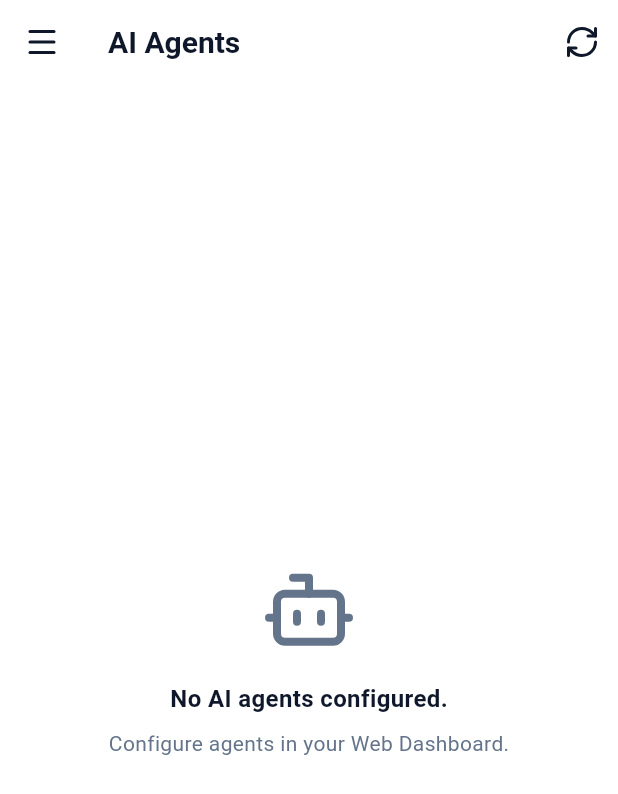
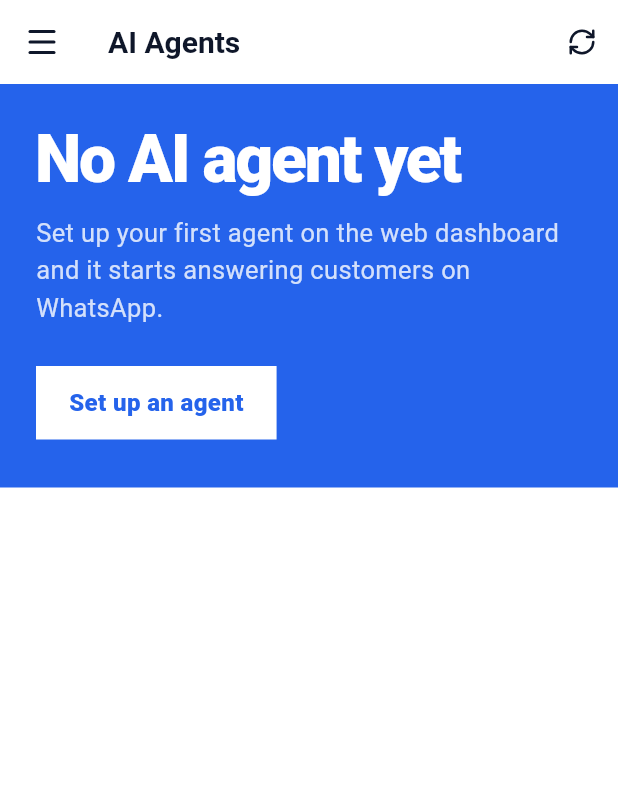
Before and after one commit to Apurva130401/syncflo-mobile, a Flutter app: the AgentsScreen screen opened directly, on a phone screen of 412 x 824 dp. Shown: the top 794 px of the screen. Run offline on Flutter 3.47's test engine with Material 3 defaults, Android fonts, the phone set to English and light mode, and no system bars; our stand-ins replace firebase_core, firebase_messaging, flutter_local_notifications, flutter_lucide, shared_preferences, supabase_flutter; accounts and stored records are empty; network calls fail.

Commit message:
feat: redesign AI Agents screen (shipped as Shorebird patch 1 for 1.0.10+11)
- Leads with how many agents are answering customers, with a button to edit on the web
- One section per agent: name, live/paused, tone, description and full instructions
- Drop the avatar, status pill, uppercase labels, monospace prompt box and dividers

Co-Authored-By: Claude Sonnet 5.5 <noreply@anthropic.com>

```diff
--- a/lib/src/screens/agents/agents_screen.dart
+++ b/lib/src/screens/agents/agents_screen.dart
@@ -1,8 +1,11 @@
 import 'package:flutter/material.dart';
 import 'package:flutter_lucide/flutter_lucide.dart';
+import 'package:url_launcher/url_launcher.dart';
 import '../../core/supabase_service.dart';
 import '../../core/theme.dart';
 import '../../models/models.dart';
+
+const _siteUrl = 'https://dashboard.syncflo.xyz';
 
 class AgentsScreen extends StatefulWidget {
   const AgentsScreen({super.key});
@@ -16,6 +19,7 @@ class _AgentsScreenState extends State<AgentsScreen> {
   bool _isLoading = true;
   List<Agent> _agents = [];
   String? _error;
+  final Set<String> _expanded = {};
 
   @override
   void initState() {
@@ -23,25 +27,43 @@ class _AgentsScreenState extends State<AgentsScreen> {
     _loadAgents();
   }
 
-  Future<void> _loadAgents() async {
+  Future<void> _loadAgents({bool silent = false}) async {
+    if (!silent) {
       setState(() {
         _isLoading = true;
         _error = null;
       });
+    }
 
     try {
       final agents = await _supabaseService.getAgents();
+      if (!mounted) return;
       setState(() {
         _agents = agents;
         _isLoading = false;
+        _error = null;
       });
     } catch (e) {
+      if (!mounted) return;
       setState(() {
-        _error = e.toString();
+        _error = e.toString().replaceFirst('Exception: ', '');
         _isLoading = false;
       });
     }
   }
+
+  Future<void> _open(String path) async {
+    final ok = await launchUrl(Uri.parse('$_siteUrl$path'), mode: LaunchMode.externalApplication);
+    if (!ok && mounted) {
+      ScaffoldMessenger.of(context).showSnackBar(const SnackBar(content: Text('Could not open the link.')));
+    }
+  }
+
+  String _cap(String s) => s.isEmpty ? s : s[0].toUpperCase() + s.substring(1).toLowerCase();
+
+  // ---------------------------------------------------------------------------
+  // Build
+  // ---------------------------------------------------------------------------
 
   @override
   Widget build(BuildContext context) {
@@ -55,148 +77,231 @@ class _AgentsScreenState extends State<AgentsScreen> {
           ),
         ),
         actions: [
-          IconButton(
-            icon: Icon(LucideIcons.refresh_cw),
-            onPressed: _loadAgents,
-          ),
+          IconButton(icon: Icon(LucideIcons.refresh_cw, size: 20), onPressed: _loadAgents),
         ],
       ),
       drawer: const NavigationDrawerWidget(currentRoute: '/agents'),
       body: _isLoading
           ? Center(child: CircularProgressIndicator(color: AppColors.primary))
           : _error != null
-              ? Center(
-                  child: Padding(
-                    padding: const EdgeInsets.all(16.0),
-                    child: Text(
-                      'Error: $_error',
-                      style: TextStyle(color: AppColors.error),
-                      textAlign: TextAlign.center,
+              ? _buildError()
+              : RefreshIndicator(
+                  color: AppColors.primary,
+                  onRefresh: () => _loadAgents(silent: true),
+                  child: ListView(
+                    physics: const AlwaysScrollableScrollPhysics(),
+                    padding: EdgeInsets.zero,
+                    children: [
+                      _hero(),
+                      if (_agents.isNotEmpty)
+                        _column([
+                          for (final agent in _agents) _agentSection(agent),
+                          const SizedBox(height: 48),
+                        ]),
+                    ],
                   ),
                 ),
-                )
-              : _agents.isEmpty
-                  ? Center(
+    );
+  }
+
+  Widget _buildError() {
+    return Center(
+      child: Padding(
+        padding: const EdgeInsets.all(28),
+        child: ConstrainedBox(
+          constraints: const BoxConstraints(maxWidth: 420),
           child: Column(
-                        mainAxisAlignment: MainAxisAlignment.center,
+            mainAxisSize: MainAxisSize.min,
+            crossAxisAlignment: CrossAxisAlignment.start,
             children: [
-                          Icon(LucideIcons.bot, size: 64, color: AppColors.textMuted),
-                          const SizedBox(height: 16),
               Text(
-                            'No AI agents configured.',
-                            style: TextStyle(color: AppColors.text, fontSize: 16, fontWeight: FontWeight.bold),
+                'We couldn’t load your agents',
+                style: TextStyle(color: AppColors.text, fontSize: 26, fontWeight: FontWeight.w800, height: 1.1),
               ),
-                          const SizedBox(height: 8),
+              const SizedBox(height: 12),
               Text(
-                            'Configure agents in your Web Dashboard.',
-                            style: TextStyle(color: AppColors.textMuted, fontSize: 14),
+                'Nothing has changed with your agents. $_error',
+                style: TextStyle(color: AppColors.textSecondary, fontSize: 16, height: 1.45),
               ),
+              const SizedBox(height: 24),
+              _button('Try again', _loadAgents, fill: AppColors.primary, label: AppColors.textInverse),
             ],
           ),
-                    )
-                  : ListView.builder(
-                      padding: const EdgeInsets.all(16),
-                      itemCount: _agents.length,
-                      itemBuilder: (context, index) {
-                        final agent = _agents[index];
-                        return Card(
-                          margin: const EdgeInsets.only(bottom: 16),
+        ),
+      ),
+    );
+  }
+
+  /// Readable column, same side margins everywhere, centred on wide screens.
+  Widget _column(List<Widget> children) {
+    return Center(
+      child: ConstrainedBox(
+        constraints: const BoxConstraints(maxWidth: 640),
         child: Padding(
-                            padding: const EdgeInsets.all(16.0),
-                            child: Column(
-                              crossAxisAlignment: CrossAxisAlignment.start,
-                              children: [
-                                Row(
-                                  children: [
-                                    CircleAvatar(
-                                      backgroundColor: AppColors.primary.withValues(alpha: 0.1),
-                                      child: Icon(LucideIcons.bot, color: AppColors.primary),
+          padding: const EdgeInsets.symmetric(horizontal: 24),
+          child: Column(crossAxisAlignment: CrossAxisAlignment.start, children: children),
         ),
-                                    const SizedBox(width: 12),
-                                    Expanded(
+      ),
+    );
+  }
+
+  // ---------------------------------------------------------------------------
+  // First screen: how many agents are answering customers
+  // ---------------------------------------------------------------------------
+
+  Widget _hero() {
+    final ink = AppColors.textInverse;
+    final soft = ink.withValues(alpha: 0.8);
+    final live = _agents.where((a) => a.isActive).length;
+
+    final String headline;
+    final String body;
+    final String action;
+    final String path;
+    if (_agents.isEmpty) {
+      headline = 'No AI agent yet';
+      body = 'Set up your first agent on the web dashboard and it starts answering customers on WhatsApp.';
+      action = 'Set up an agent';
+      path = '/dashboard/whatsapp/onboarding';
+    } else if (live == 0) {
+      headline = 'Your agent is paused';
+      body = 'Customers get no AI replies until you switch it back on in the web dashboard.';
+      action = 'Open on the web';
+      path = '/dashboard/whatsapp/prompts';
+    } else {
+      headline = live == 1 ? '1 agent is answering customers' : '$live agents are answering customers';
+      body = 'Prompts and rules are edited on the web dashboard. This screen shows what each agent is set up to do.';
+      action = 'Edit on the web';
+      path = '/dashboard/whatsapp/prompts';
+    }
+
+    return Container(
+      width: double.infinity,
+      color: AppColors.primary,
+      child: Center(
+        child: ConstrainedBox(
+          constraints: const BoxConstraints(maxWidth: 640),
+          child: Padding(
+            padding: const EdgeInsets.fromLTRB(24, 28, 24, 32),
             child: Column(
               crossAxisAlignment: CrossAxisAlignment.start,
               children: [
                 Text(
-                                            agent.name,
-                                            style: TextStyle(
-                                              color: AppColors.text,
-                                              fontSize: 16,
-                                              fontWeight: FontWeight.bold,
+                  headline,
+                  style: TextStyle(color: ink, fontSize: 44, fontWeight: FontWeight.w800, height: 1.02, letterSpacing: -1.5),
+                ),
+                const SizedBox(height: 14),
+                Text(body, style: TextStyle(color: soft, fontSize: 17, height: 1.45)),
+                const SizedBox(height: 26),
+                _button(action, () => _open(path), fill: ink, label: AppColors.primary),
+              ],
             ),
           ),
-                                          const SizedBox(height: 2),
+        ),
+      ),
+    );
+  }
+
+  // ---------------------------------------------------------------------------
+  // One agent
+  // ---------------------------------------------------------------------------
+
+  Widget _agentSection(Agent agent) {
+    final open = _expanded.contains(agent.id);
+    final prompt = agent.systemPrompt.trim();
+    final long = prompt.length > 280;
+
+    return Padding(
+      padding: const EdgeInsets.only(top: 44),
+      child: Column(
+        crossAxisAlignment: CrossAxisAlignment.start,
+        children: [
           Text(
-                                            'Tone: ${agent.tone.toUpperCase()}',
+            agent.name.isEmpty ? 'Unnamed agent' : agent.name,
+            style: TextStyle(color: AppColors.text, fontSize: 30, fontWeight: FontWeight.w800, height: 1.1, letterSpacing: -0.8),
+          ),
+          const SizedBox(height: 8),
+          Text.rich(
+            TextSpan(
+              children: [
+                TextSpan(
+                  text: agent.isActive ? 'Live' : 'Paused',
                   style: TextStyle(
-                                              color: AppColors.textMuted,
-                                              fontSize: 12,
+                    color: agent.isActive ? AppColors.success : AppColors.textMuted,
+                    fontWeight: FontWeight.w800,
                   ),
+                ),
+                TextSpan(
+                  text: ' · ${_cap(agent.tone)} tone',
+                  style: TextStyle(color: AppColors.textSecondary),
                 ),
               ],
             ),
+            style: const TextStyle(fontSize: 17),
           ),
+          if (agent.description.isNotEmpty) ...[
+            const SizedBox(height: 14),
+            Text(
+              agent.description,
+              style: TextStyle(color: AppColors.text, fontSize: 17, height: 1.5),
+            ),
+          ],
+          const SizedBox(height: 28),
+          Text(
+            'Instructions',
+            style: TextStyle(color: AppColors.text, fontSize: 20, fontWeight: FontWeight.w800, letterSpacing: -0.3),
+          ),
+          const SizedBox(height: 12),
+          if (prompt.isEmpty)
+            Text(
+              'No instructions have been written for this agent yet.',
+              style: TextStyle(color: AppColors.textSecondary, fontSize: 16, height: 1.45),
+            )
+          else
             Container(
-                                      padding: const EdgeInsets.symmetric(horizontal: 8, vertical: 4),
-                                      decoration: BoxDecoration(
-                                        color: agent.isActive
-                                            ? AppColors.success.withValues(alpha: 0.15)
-                                            : AppColors.textMuted.withValues(alpha: 0.15),
-                                        borderRadius: BorderRadius.circular(12),
+              width: double.infinity,
+              color: AppColors.surfaceLight,
+              padding: const EdgeInsets.all(18),
+              child: Text(
+                prompt,
+                maxLines: open ? null : 7,
+                overflow: open ? TextOverflow.visible : TextOverflow.ellipsis,
+                style: TextStyle(color: AppColors.text, fontSize: 16, height: 1.5),
               ),
+            ),
+          if (long)
+            Align(
+              alignment: Alignment.centerLeft,
+              child: TextButton(
+                style: TextButton.styleFrom(
+                  padding: const EdgeInsets.symmetric(vertical: 14),
+                  foregroundColor: AppColors.primary,
+                ),
+                onPressed: () => setState(() => open ? _expanded.remove(agent.id) : _expanded.add(agent.id)),
                 child: Text(
-                                        agent.isActive ? 'Active' : 'Inactive',
-                                        style: TextStyle(
-                                          color: agent.isActive ? AppColors.success : AppColors.textMuted,
-                                          fontSize: 10,
-                                          fontWeight: FontWeight.bold,
+                  open ? 'Show less' : 'Read all instructions',
+                  style: const TextStyle(fontSize: 16, fontWeight: FontWeight.w800),
                 ),
               ),
             ),
         ],
       ),
-                                if (agent.description.isNotEmpty) ...[
-                                  const SizedBox(height: 12),
-                                  Text(
-                                    agent.description,
-                                    style: TextStyle(color: AppColors.textSecondary, fontSize: 13),
-                                  ),
-                                ],
-                                const Divider(height: 24),
-                                Text(
-                                  'SYSTEM PROMPT',
-                                  style: TextStyle(
-                                    color: AppColors.primary,
-                                    fontSize: 11,
-                                    fontWeight: FontWeight.bold,
-                                    letterSpacing: 1.1,
+    );
+  }
+
+  /// Filled button, square corners, no border and no shadow.
+  Widget _button(String text, VoidCallback onTap, {required Color fill, required Color label}) {
+    return Material(
+      color: fill,
+      child: InkWell(
+        onTap: onTap,
+        child: ConstrainedBox(
+          constraints: const BoxConstraints(minHeight: 48),
+          child: Padding(
+            padding: const EdgeInsets.symmetric(horizontal: 22, vertical: 13),
+            child: Text(text, style: TextStyle(color: label, fontSize: 16, fontWeight: FontWeight.w800)),
           ),
         ),
-                                const SizedBox(height: 8),
-                                Container(
-                                  width: double.infinity,
-                                  padding: const EdgeInsets.all(12),
-                                  decoration: BoxDecoration(
-                                    color: AppColors.background,
-                                    borderRadius: BorderRadius.circular(8),
-                                    border: Border.all(color: AppColors.border),
-                                  ),
-                                  child: Text(
-                                    agent.systemPrompt,
-                                    style: TextStyle(
-                                      color: AppColors.textSecondary,
-                                      fontSize: 12,
-                                      fontFamily: 'monospace',
-                                    ),
-                                    maxLines: 4,
-                                    overflow: TextOverflow.ellipsis,
-                                  ),
-                                ),
-                              ],
-                            ),
-                          ),
-                        );
-                      },
       ),
     );
   }
```
Lines whose indentation alone changed are shown as unchanged.
